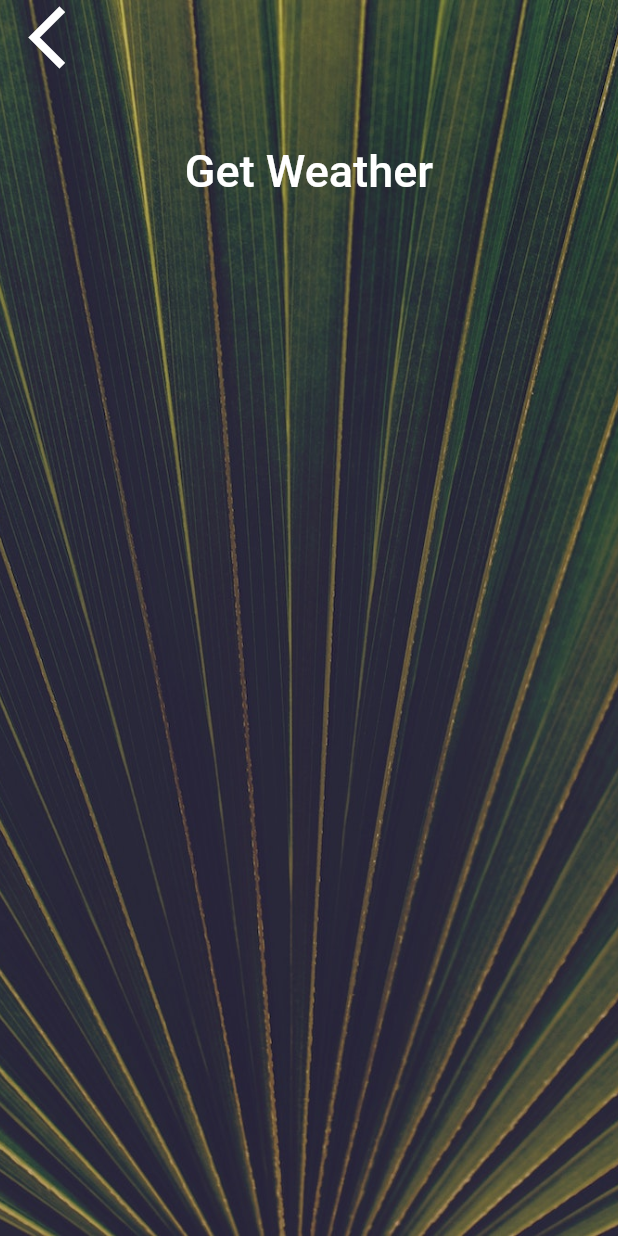
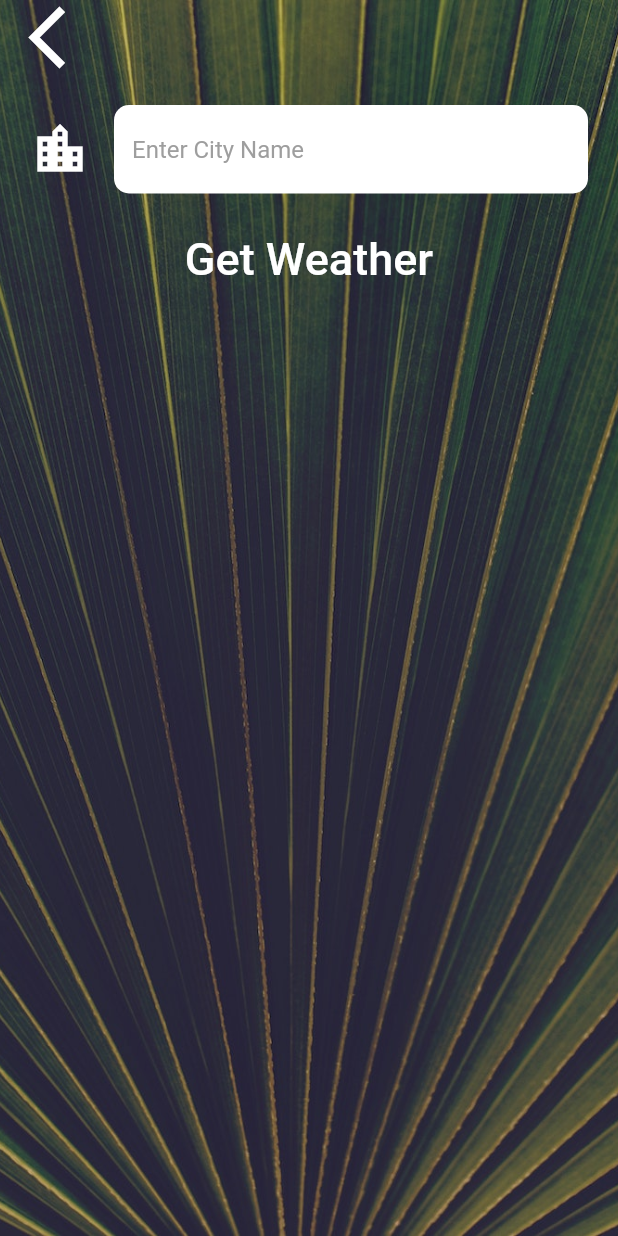
Before and after one commit to me-aditya/Flutter-Weather-App, a Flutter app: the CityScreen screen opened by its route, on a phone screen of 412 x 824 dp. Run offline on Flutter 3.47's test engine with Material 2 defaults, Android fonts, the phone set to English and light mode, and no system bars; our stand-ins replace flutter_spinkit, geolocator; network calls fail; Roboto replaces fonts that are missing (Spartan MB).

Commit message:
Made InputTextField for searching cities Decorated it added decoration constants to constants.dart

```diff
--- a/lib/screens/city_screen.dart
+++ b/lib/screens/city_screen.dart
@@ -35,7 +35,12 @@ class _CityScreenState extends State<CityScreen> {
               ),
               Container(
                 padding: EdgeInsets.all(20.0),
-                child: null,
+                child: TextField(
+                  style: TextStyle(
+                    color: Colors.black,
+                  ),
+                  decoration: kTextFieldInputDecoration ,
+                ),
               ),
               FlatButton(
                 onPressed: () {},
--- a/lib/utilities/constants.dart
+++ b/lib/utilities/constants.dart
@@ -18,3 +18,22 @@ const kButtonTextStyle = TextStyle(
 const kConditionTextStyle = TextStyle(
   fontSize: 100.0,
 );
+
+const kBorderRadius = 10.0;
+var kTextFieldInputDecoration = InputDecoration(
+  filled: true,
+  fillColor: Colors.white,
+  hintText: "Enter City Name",
+  hintStyle: TextStyle(
+    color: Colors.grey,
+  ),
+  icon: Icon(
+    Icons.location_city,
+    color: Colors.white,
+    size: 40.0,
+  ),
+  border: OutlineInputBorder(
+    borderRadius: BorderRadius.circular(kBorderRadius),
+    borderSide: BorderSide.none,
+  ),
+);
```
